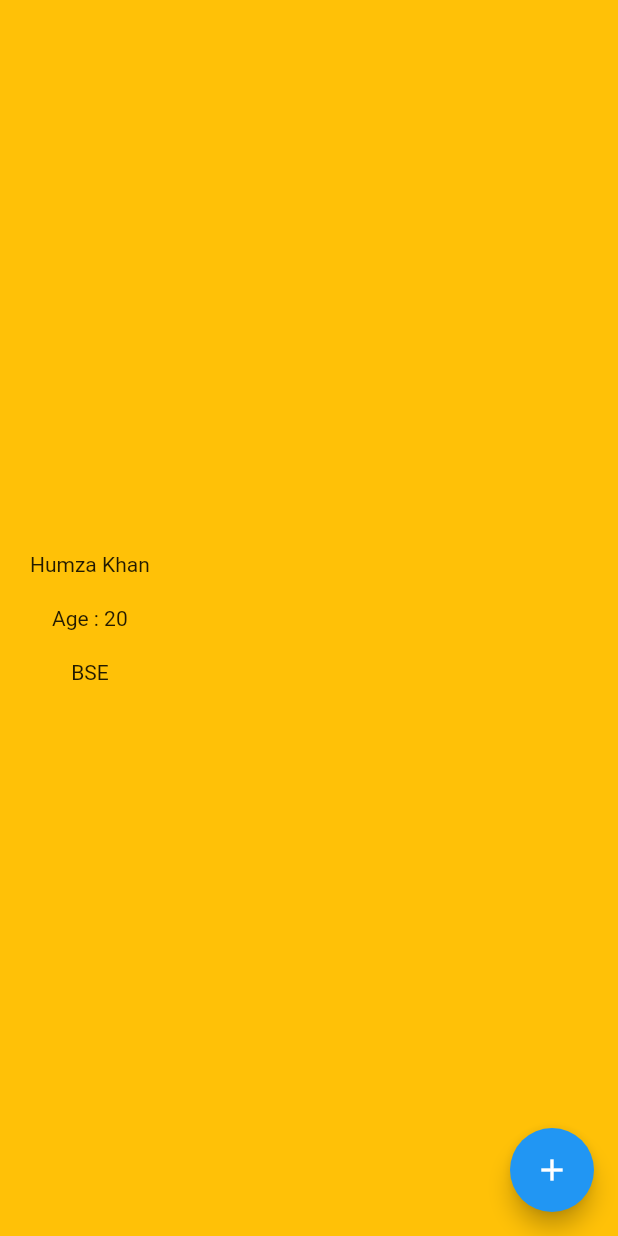
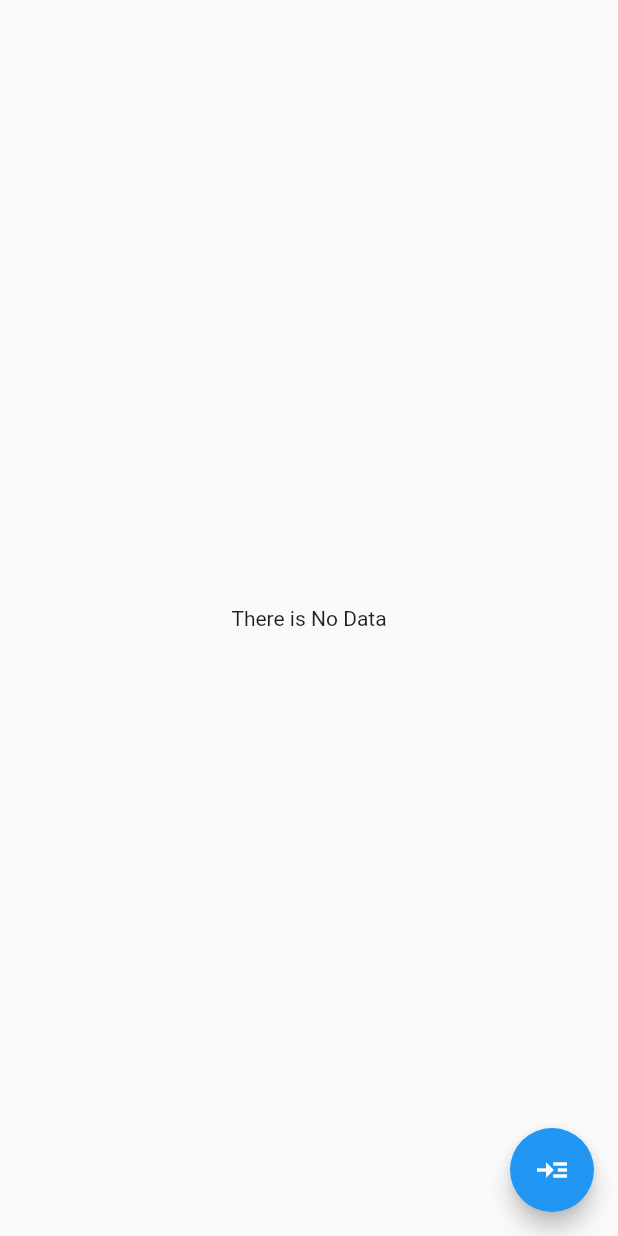
Before and after one commit to HumzaKhan071/ProviderExample, a Flutter app: the screen it shows after launch, on a phone screen of 412 x 824 dp. Run offline on Flutter 3.47's test engine with Material 2 defaults, Android fonts, the phone set to English and light mode, and no system bars.

Commit message:
Api View Provider

```diff
--- a/lib/main.dart
+++ b/lib/main.dart
@@ -1,8 +1,10 @@
 import 'package:flutter/material.dart';
+import 'package:provide_example/pages/api_view.dart';
 import 'package:provide_example/pages/app_page.dart';
 import 'package:provide_example/pages/detail_page.dart';
 import 'package:provide_example/pages/home_page.dart';
 import 'package:provide_example/pages/timer_page.dart';
+import 'package:provide_example/providers/api_view_provider.dart';
 import 'package:provide_example/providers/time_page_provider.dart';
 import 'package:provider/provider.dart';
 
@@ -16,12 +18,12 @@
   // This widget is the root of your application.
   @override
   Widget build(BuildContext context) {
-    return ChangeNotifierProvider<TimePageProvider>(
-      create: (context) => TimePageProvider(),
+    return ChangeNotifierProvider<ApiViewProvider>(
+      create: (context) => ApiViewProvider(),
       child: MaterialApp(
         title: 'Flutter Demo',
         debugShowCheckedModeBanner: false,
-        home: AppPage(),
+        home: ApiView(),
       ),
     );
   }
--- /dev/null
+++ b/lib/model/datamodel.dart
@@ -0,0 +1,37 @@
+
+
+import 'dart:convert';
+
+List<DataModel> dataModelFromJson(String str) =>
+    List<DataModel>.from(json.decode(str).map((x) => DataModel.fromJson(x)));
+
+String dataModelToJson(List<DataModel> data) =>
+    json.encode(List<dynamic>.from(data.map((x) => x.toJson())));
+
+class DataModel {
+  DataModel({
+    required this.userId,
+    required this.id,
+    required this.title,
+    required this.body,
+  });
+
+  int userId;
+  int id;
+  String title;
+  String body;
+
+  factory DataModel.fromJson(Map<String, dynamic> json) => DataModel(
+        userId: json["userId"],
+        id: json["id"],
+        title: json["title"],
+        body: json["body"],
+      );
+
+  Map<String, dynamic> toJson() => {
+        "userId": userId,
+        "id": id,
+        "title": title,
+        "body": body,
+      };
+}
--- /dev/null
+++ b/lib/pages/api_view.dart
@@ -0,0 +1,39 @@
+import 'package:flutter/material.dart';
+import 'package:provide_example/providers/api_view_provider.dart';
+import 'package:provider/provider.dart';
+
+import '../model/datamodel.dart';
+import '../util/dart_model_util.dart';
+
+class ApiView extends StatelessWidget {
+  const ApiView({Key? key}) : super(key: key);
+
+  @override
+  Widget build(BuildContext context) {
+    return Consumer<ApiViewProvider>(
+      builder: ((context, provider, child) {
+        return Scaffold(
+          floatingActionButton: FloatingActionButton(
+            onPressed: () async {
+              List<DataModel> data = await DataUtil().getData();
+              provider.updateDataModel(data);
+            },
+            child: Icon(Icons.read_more_sharp),
+          ),
+          body: Container(
+            child: provider.datalist.isEmpty
+                ? Center(child: Text("There is No Data"))
+                : ListView.builder(
+                    itemCount: provider.datalist.length,
+                    itemBuilder: ((context, index) {
+                      return ListTile(
+                        title: Text("${provider.datalist[index].title}"),
+                        leading: Text("${provider.datalist[index].id}"),
+                      );
+                    })),
+          ),
+        );
+      }),
+    );
+  }
+}
--- /dev/null
+++ b/lib/providers/api_view_provider.dart
@@ -0,0 +1,12 @@
+import 'package:flutter/cupertino.dart';
+
+import '../model/datamodel.dart';
+
+class ApiViewProvider with ChangeNotifier {
+  List<DataModel> datalist = [];
+
+  void updateDataModel(List<DataModel> datalist) {
+    this.datalist = datalist;
+    notifyListeners();
+  }
+}
--- a/pubspec.yaml
+++ b/pubspec.yaml
@@ -35,6 +35,7 @@
   # Use with the CupertinoIcons class for iOS style icons.
   cupertino_icons: ^1.0.2
   provider: ^6.0.2
+  http: ^0.13.4
 
 dev_dependencies:
   flutter_test:
```
Also changed, not shown: lib/util/dart_model_util.dart (added, +33 -0 lines), pubspec.lock.
